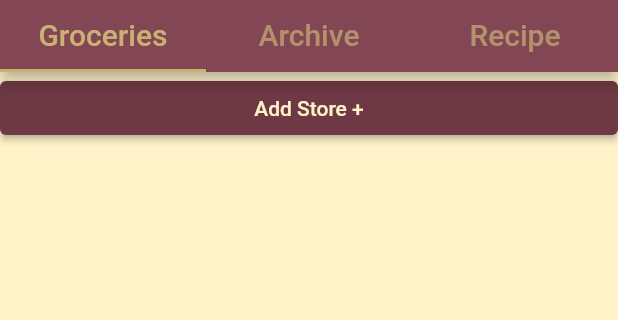
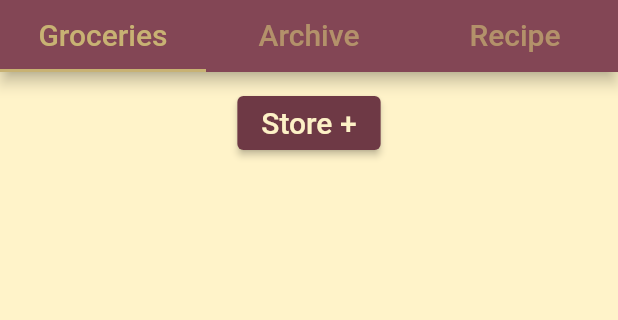
Before and after one commit to emre-yunus/ToBuy, a Flutter app: the screen it shows after launch, after a tap on "English", on a phone screen of 412 x 824 dp, the part 84-404 px from its top. Run offline on Flutter 3.47's test engine with Material 2 defaults, Android fonts, the phone set to English and light mode, and no system bars; our stand-ins replace audioplayers, csv, shared_preferences, video_player.

Commit message:
Improved UI.

```diff
--- a/lib/archive_list/archive_list_product.dart
+++ b/lib/archive_list/archive_list_product.dart
@@ -45,7 +45,7 @@ class _ArchiveListProductState extends State<ArchiveListProduct> {
           style: TextStyle(
             color: Colors.black,
             decoration: itemDecoration,
-            fontSize: 20,
+            fontSize: 22,
           ),
         ),
       ),
--- a/lib/stores_list/groceries_list_product.dart
+++ b/lib/stores_list/groceries_list_product.dart
@@ -76,7 +76,7 @@ class _GroceriesListProductState extends State<GroceriesListProduct> {
             style: TextStyle(
               color: itemColor,
               decoration: itemDecoration,
-              fontSize: 20,
+              fontSize: 25,
             ),
           ),
         ],
--- a/lib/widgets/buttons/button_add_store.dart
+++ b/lib/widgets/buttons/button_add_store.dart
@@ -19,7 +19,7 @@ class _AddStoreButtonState extends State<AddStoreButton> {
   List<String> nameOfStoreTranslation = ["Name Of Store", "Winkelnaam"];
   List<String> cancelTranslation = ["Cancel", "Annuleer"];
   List<String> addTranslation = ["Add", "Toevoegen"];
-  List<String> addStorePlusTranslation = ["Add Store +", "Winkel Toevoegen +"];
+  List<String> addStorePlusTranslation = ["Store +", "Winkel +"];
 
   @override
   Widget build(BuildContext primaryContext) {
@@ -81,6 +81,7 @@ class _AddStoreButtonState extends State<AddStoreButton> {
             TranslatorInheritedWidget.of(primaryContext).translationIndex],
         style: const TextStyle(
           color: Color(0xFCFFF3C8),
+          fontSize: 20
         ),
       ),
     );
--- a/lib/widgets/buttons/button_delete_product.dart
+++ b/lib/widgets/buttons/button_delete_product.dart
@@ -34,7 +34,7 @@ class _DeleteProductButtonState extends State<DeleteProductButton> {
   @override
   Widget build(BuildContext primaryContext) {
     return Container(
-      margin: const EdgeInsets.fromLTRB(0.0, 0.0, 40.0, 0.0),
+      margin: const EdgeInsets.fromLTRB(0.0, 0.0, 55.0, 0.0),
       height: 30.0,
       width: 60.0,
       child: ElevatedButton(
--- a/lib/widgets/groceries_list.dart
+++ b/lib/widgets/groceries_list.dart
@@ -40,8 +40,12 @@ class _GroceriesListState extends State<GroceriesList> {
   @override
   Widget build(BuildContext context) {
     return Container(
+      padding: const EdgeInsets.fromLTRB(0.0, 10.0, 0.0, 0.0),
       color: const Color(0xFCFFF3C8),
       child: ListView(
+        children: <Widget>[
+          Row(
+            mainAxisAlignment: widget.showAddProductButton ? MainAxisAlignment.spaceEvenly : MainAxisAlignment.center,
             children: <Widget>[
               AddStoreButton(
                   addStore: widget.addStore,
@@ -54,9 +58,13 @@ class _GroceriesListState extends State<GroceriesList> {
                 getFirstStore: widget.getFirstStore,
                 getListOfStores: widget.getListOfStores,
               )
-              : SizedBox(),
+                  : const SizedBox(),
+            ],
+          ),
           for (var i in widget.storesAndItems)
-            GroceriesListStore(
+            Container(
+              margin: const EdgeInsets.fromLTRB(0.0, 0.0, 0.0, 25.0),
+              child: GroceriesListStore(
                 storeName: i["storeName"],
                 storeProducts: i["storeProducts"] ?? [],
                 deleteProduct: widget.deleteProduct,
@@ -64,6 +72,7 @@ class _GroceriesListState extends State<GroceriesList> {
                 getProductIsChecked: widget.getProductIsChecked,
                 productChangeCheckBox: widget.productChangeCheckBox,
               ),
+            ),
         ],
       ),
     );
--- a/lib/widgets/language_screen.dart
+++ b/lib/widgets/language_screen.dart
@@ -35,22 +35,33 @@ class _LanguageScreenState extends State<LanguageScreen> {
             crossAxisAlignment: CrossAxisAlignment.stretch,
             children: [
               Container(
-                child: const Text("Language - Taal:"),
+                margin: const EdgeInsets.fromLTRB(0.0, 80.0, 0.0, 50.0),
+                child: const Text(
+                  "Language - Taal:",
+                  textAlign: TextAlign.center,
+                  style: TextStyle(
+                    color: Color(0xff5b303c),
+                    fontSize: 30,
+                    fontWeight: FontWeight.w500,
+                  ),
+                ),
               ),
               Container(
                 margin: const EdgeInsets.fromLTRB(80.0, 0.0, 80.0, 50.0),
                 child: ElevatedButton(
                   style: ElevatedButton.styleFrom(
+                    padding: const EdgeInsets.fromLTRB(0.0, 10.0, 0.0, 10.0),
                     primary: const Color(0xff834655),
                   ),
                   child: const Text("English",
-                      style: TextStyle(color: Color(0xFCFFF3C8))),
+                      style: TextStyle(color: Color(0xFCFFF3C8), fontSize: 20)),
                   onPressed: () {
                     Navigator.push(
                         context,
                         MaterialPageRoute(
-                            builder: (context) =>
-                                MainScreen(translationIndex: 0,)));
+                            builder: (context) => const MainScreen(
+                                  translationIndex: 0,
+                                )));
                   },
                 ),
               ),
@@ -58,16 +69,18 @@ class _LanguageScreenState extends State<LanguageScreen> {
                 margin: const EdgeInsets.fromLTRB(80.0, 0.0, 80.0, 0.0),
                 child: ElevatedButton(
                   style: ElevatedButton.styleFrom(
+                    padding: const EdgeInsets.fromLTRB(0.0, 10.0, 0.0, 10.0),
                     primary: const Color(0xff834655),
                   ),
                   child: const Text("Nederlands",
-                      style: TextStyle(color: Color(0xFCFFF3C8))),
+                      style: TextStyle(color: Color(0xFCFFF3C8), fontSize: 20)),
                   onPressed: () {
                     Navigator.push(
                         context,
                         MaterialPageRoute(
-                            builder: (context) =>
-                                MainScreen(translationIndex: 1,)));
+                            builder: (context) => const MainScreen(
+                                  translationIndex: 1,
+                                )));
                   },
                 ),
               ),
--- a/lib/widgets/mainscreen.dart
+++ b/lib/widgets/mainscreen.dart
@@ -185,8 +185,8 @@ class _MainScreenState extends State<MainScreen> {
                 ],
               ),
               bottom: TabBar(
-                  labelColor: Color(0xffc8b273),
-                  indicatorColor: Color(0xffc8b273),
+                  labelColor: const Color(0xffc8b273),
+                  indicatorColor: const Color(0xffc8b273),
                   tabs: [
                     Tab(
                         child: Text(
```
Also changed, not shown: lib/stores_list/groceries_list_store.dart (+24 -10 lines), lib/widgets/buttons/button_add_archive_product.dart (+7 -3 lines), lib/widgets/buttons/button_add_product.dart (+3 -10 lines), lib/widgets/groceries_archive.dart (+21 -7 lines). Lines whose indentation alone changed are shown as unchanged.
